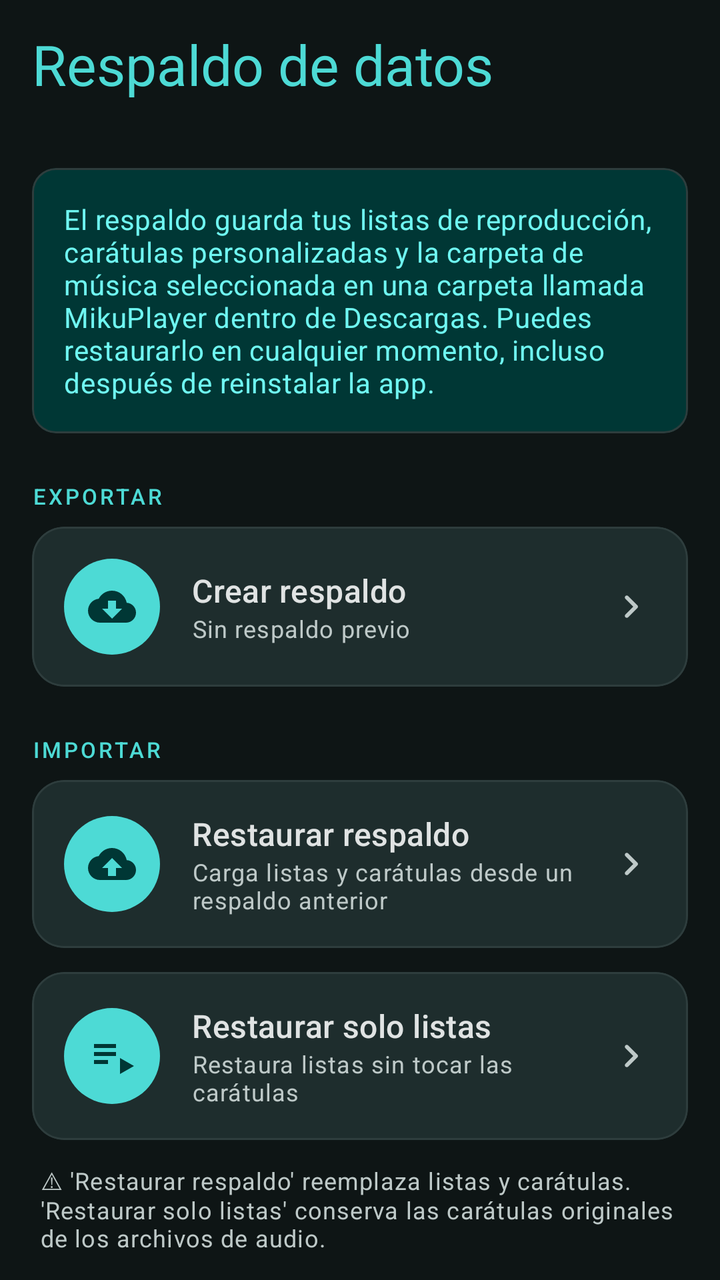
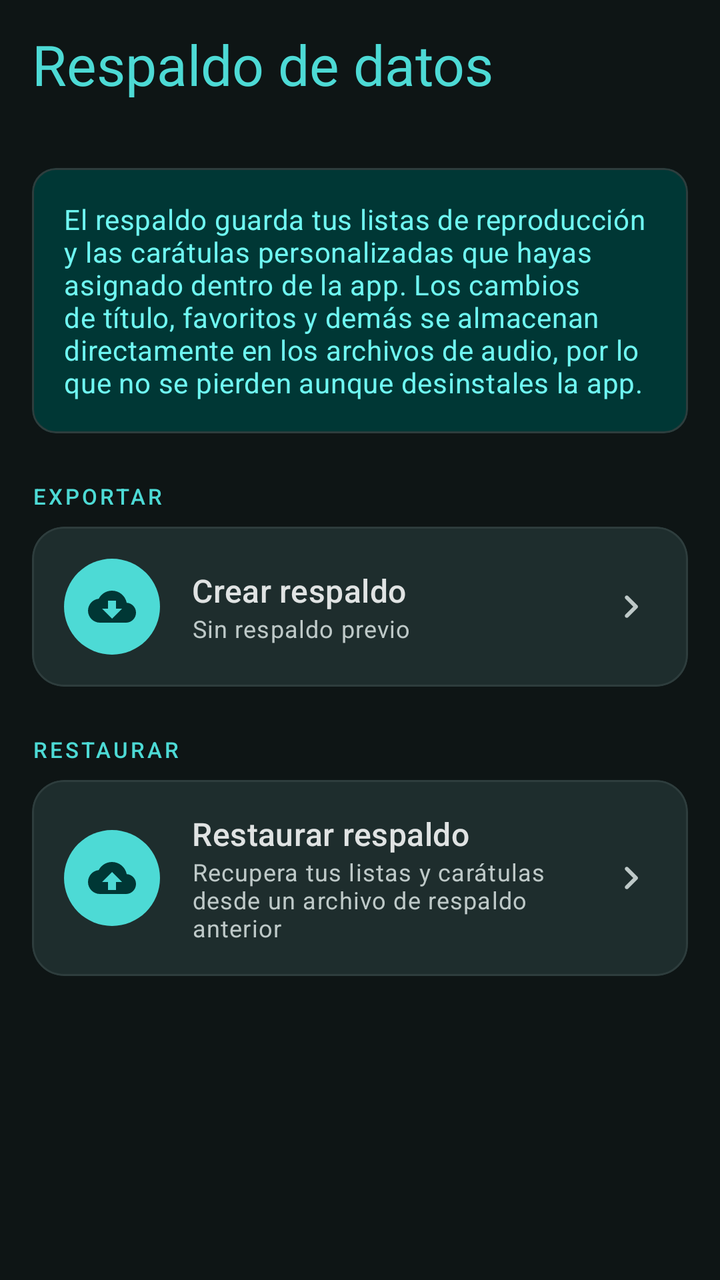

The first picture is an Android layout as it rendered before a commit; the second is the same layout after the commit. The layout source and the unified diff follow.
<!-- AndroidManifest.xml: application theme Theme.MikuPlayer -->
<!-- res/layout/activity_backup.xml -->
<?xml version="1.0" encoding="utf-8"?>
<androidx.coordinatorlayout.widget.CoordinatorLayout
    xmlns:android="http://schemas.android.com/apk/res/android"
    xmlns:app="http://schemas.android.com/apk/res-auto"
    android:layout_width="match_parent"
    android:layout_height="match_parent"
    android:background="@color/md_theme_background">

    <com.google.android.material.appbar.AppBarLayout
        android:layout_width="match_parent"
        android:layout_height="wrap_content"
        android:background="@color/md_theme_surface"
        app:elevation="0dp">
        <com.google.android.material.appbar.MaterialToolbar
            android:id="@+id/toolbar"
            android:layout_width="match_parent"
            android:layout_height="64dp"
            app:title="Respaldo de datos"
            app:titleTextColor="@color/md_theme_primary"
            app:titleTextAppearance="@style/TextAppearance.Material3.HeadlineMedium" />
    </com.google.android.material.appbar.AppBarLayout>

    <androidx.core.widget.NestedScrollView
        android:layout_width="match_parent"
        android:layout_height="match_parent"
        app:layout_behavior="@string/appbar_scrolling_view_behavior">

        <LinearLayout
            android:layout_width="match_parent"
            android:layout_height="wrap_content"
            android:orientation="vertical"
            android:paddingHorizontal="16dp"
            android:paddingTop="20dp"
            android:paddingBottom="40dp">

            
            <com.google.android.material.card.MaterialCardView
                android:layout_width="match_parent"
                android:layout_height="wrap_content"
                android:layout_marginBottom="24dp"
                app:cardBackgroundColor="@color/miku_teal_container"
                app:cardCornerRadius="12dp"
                app:cardElevation="0dp">
                <TextView
                    android:layout_width="match_parent"
                    android:layout_height="wrap_content"
                    android:padding="16dp"
                    android:text="El respaldo guarda tus listas de reproducción, carátulas personalizadas y la carpeta de música seleccionada en una carpeta llamada MikuPlayer dentro de Descargas. Puedes restaurarlo en cualquier momento, incluso después de reinstalar la app."
                    android:textAppearance="@style/TextAppearance.Material3.BodyMedium"
                    android:textColor="@color/miku_on_teal_container" />
            </com.google.android.material.card.MaterialCardView>

            
            <TextView
                android:layout_width="wrap_content"
                android:layout_height="wrap_content"
                android:text="EXPORTAR"
                android:textAppearance="@style/TextAppearance.Material3.LabelSmall"
                android:textColor="@color/md_theme_primary"
                android:letterSpacing="0.12"
                android:layout_marginBottom="8dp" />

            <com.google.android.material.card.MaterialCardView
                android:id="@+id/cardExport"
                android:layout_width="match_parent"
                android:layout_height="wrap_content"
                android:layout_marginBottom="24dp"
                android:clickable="true"
                android:focusable="true"
                app:cardBackgroundColor="@color/md_theme_surfaceVariant"
                app:cardCornerRadius="16dp"
                app:cardElevation="0dp">
                <LinearLayout
                    android:layout_width="match_parent"
                    android:layout_height="wrap_content"
                    android:gravity="center_vertical"
                    android:orientation="horizontal"
                    android:padding="16dp">
                    <FrameLayout
                        android:layout_width="48dp"
                        android:layout_height="48dp"
                        android:background="@drawable/bg_icon_circle_primary">
                        <ImageView
                            android:layout_width="24dp"
                            android:layout_height="24dp"
                            android:layout_gravity="center"
                            android:src="@drawable/ic_backup"
                            android:tint="@color/md_theme_onPrimary" />
                    </FrameLayout>
                    <LinearLayout
                        android:layout_width="0dp"
                        android:layout_height="wrap_content"
                        android:layout_marginStart="16dp"
                        android:layout_weight="1"
                        android:orientation="vertical">
                        <TextView
                            android:layout_width="wrap_content"
                            android:layout_height="wrap_content"
                            android:text="Crear respaldo"
                            android:textAppearance="@style/TextAppearance.Material3.TitleMedium"
                            android:textColor="@color/md_theme_onSurface" />
                        <TextView
                            android:id="@+id/tvLastBackup"
                            android:layout_width="wrap_content"
                            android:layout_height="wrap_content"
                            android:text="Sin respaldo previo"
                            android:textAppearance="@style/TextAppearance.Material3.BodySmall"
                            android:textColor="@color/md_theme_onSurfaceVariant" />
                    </LinearLayout>
                    <ImageView
                        android:layout_width="24dp"
                        android:layout_height="24dp"
                        android:src="@drawable/ic_chevron_right"
                        android:tint="@color/md_theme_onSurfaceVariant" />
                </LinearLayout>
            </com.google.android.material.card.MaterialCardView>

            
            <TextView
                android:layout_width="wrap_content"
                android:layout_height="wrap_content"
                android:text="IMPORTAR"
                android:textAppearance="@style/TextAppearance.Material3.LabelSmall"
                android:textColor="@color/md_theme_primary"
                android:letterSpacing="0.12"
                android:layout_marginBottom="8dp" />

            <com.google.android.material.card.MaterialCardView
                android:id="@+id/cardImport"
                android:layout_width="match_parent"
                android:layout_height="wrap_content"
                android:layout_marginBottom="12dp"
                android:clickable="true"
                android:focusable="true"
                app:cardBackgroundColor="@color/md_theme_surfaceVariant"
                app:cardCornerRadius="16dp"
                app:cardElevation="0dp">
                <LinearLayout
                    android:layout_width="match_parent"
                    android:layout_height="wrap_content"
                    android:gravity="center_vertical"
                    android:orientation="horizontal"
                    android:padding="16dp">
                    <FrameLayout
                        android:layout_width="48dp"
                        android:layout_height="48dp"
                        android:background="@drawable/bg_icon_circle_primary">
                        <ImageView
                            android:layout_width="24dp"
                            android:layout_height="24dp"
                            android:layout_gravity="center"
                            android:src="@drawable/ic_restore"
                            android:tint="@color/md_theme_onPrimary" />
                    </FrameLayout>
                    <LinearLayout
                        android:layout_width="0dp"
                        android:layout_height="wrap_content"
                        android:layout_marginStart="16dp"
                        android:layout_weight="1"
                        android:orientation="vertical">
                        <TextView
                            android:layout_width="wrap_content"
                            android:layout_height="wrap_content"
                            android:text="Restaurar respaldo"
                            android:textAppearance="@style/TextAppearance.Material3.TitleMedium"
                            android:textColor="@color/md_theme_onSurface" />
                        <TextView
                            android:layout_width="wrap_content"
                            android:layout_height="wrap_content"
                            android:text="Carga listas y carátulas desde un respaldo anterior"
                            android:textAppearance="@style/TextAppearance.Material3.BodySmall"
                            android:textColor="@color/md_theme_onSurfaceVariant" />
                    </LinearLayout>
                    <ImageView
                        android:layout_width="24dp"
                        android:layout_height="24dp"
                        android:src="@drawable/ic_chevron_right"
                        android:tint="@color/md_theme_onSurfaceVariant" />
                </LinearLayout>
            </com.google.android.material.card.MaterialCardView>


            <com.google.android.material.card.MaterialCardView
                android:id="@+id/cardImportListsOnly"
                android:layout_width="match_parent"
                android:layout_height="wrap_content"
                android:layout_marginBottom="12dp"
                android:clickable="true"
                android:focusable="true"
                app:cardBackgroundColor="@color/md_theme_surfaceVariant"
                app:cardCornerRadius="16dp"
                app:cardElevation="0dp">
                <LinearLayout
                    android:layout_width="match_parent"
                    android:layout_height="wrap_content"
                    android:gravity="center_vertical"
                    android:orientation="horizontal"
                    android:padding="16dp">
                    <FrameLayout
                        android:layout_width="48dp"
                        android:layout_height="48dp"
                        android:background="@drawable/bg_icon_circle_primary">
                        <ImageView
                            android:layout_width="24dp"
                            android:layout_height="24dp"
                            android:layout_gravity="center"
                            android:src="@drawable/ic_playlist_play"
                            android:tint="@color/md_theme_onPrimary" />
                    </FrameLayout>
                    <LinearLayout
                        android:layout_width="0dp"
                        android:layout_height="wrap_content"
                        android:layout_marginStart="16dp"
                        android:layout_weight="1"
                        android:orientation="vertical">
                        <TextView
                            android:layout_width="wrap_content"
                            android:layout_height="wrap_content"
                            android:text="Restaurar solo listas"
                            android:textAppearance="@style/TextAppearance.Material3.TitleMedium"
                            android:textColor="@color/md_theme_onSurface" />
                        <TextView
                            android:layout_width="wrap_content"
                            android:layout_height="wrap_content"
                            android:text="Restaura listas sin tocar las carátulas"
                            android:textAppearance="@style/TextAppearance.Material3.BodySmall"
                            android:textColor="@color/md_theme_onSurfaceVariant" />
                    </LinearLayout>
                    <ImageView
                        android:layout_width="24dp"
                        android:layout_height="24dp"
                        android:src="@drawable/ic_chevron_right"
                        android:tint="@color/md_theme_onSurfaceVariant" />
                </LinearLayout>
            </com.google.android.material.card.MaterialCardView>

            <TextView
                android:layout_width="wrap_content"
                android:layout_height="wrap_content"
                android:text="⚠ 'Restaurar respaldo' reemplaza listas y carátulas. 'Restaurar solo listas' conserva las carátulas originales de los archivos de audio."
                android:textAppearance="@style/TextAppearance.Material3.BodySmall"
                android:textColor="@color/md_theme_onSurfaceVariant"
                android:paddingHorizontal="4dp" />

        </LinearLayout>
    </androidx.core.widget.NestedScrollView>

    
    <FrameLayout
        android:id="@+id/progressOverlay"
        android:layout_width="match_parent"
        android:layout_height="match_parent"
        android:background="#99000000"
        android:visibility="gone">
        <LinearLayout
            android:layout_width="wrap_content"
            android:layout_height="wrap_content"
            android:layout_gravity="center"
            android:orientation="vertical"
            android:gravity="center"
            android:padding="32dp"
            android:background="@drawable/bg_icon_circle_primary">
            <ProgressBar
                android:id="@+id/progressBar"
                android:layout_width="48dp"
                android:layout_height="48dp"
                android:indeterminateTint="@color/md_theme_onPrimary" />
            <TextView
                android:id="@+id/tvProgress"
                android:layout_width="wrap_content"
                android:layout_height="wrap_content"
                android:layout_marginTop="12dp"
                android:text="Procesando..."
                android:textColor="@color/md_theme_onPrimary"
                android:textAppearance="@style/TextAppearance.Material3.BodyMedium" />
        </LinearLayout>
    </FrameLayout>

</androidx.coordinatorlayout.widget.CoordinatorLayout>
<!-- resources referenced by this layout -->
<resources>
  <color name="md_theme_background">#0E1515</color>
  <color name="md_theme_onPrimary">#003735</color>
  <color name="md_theme_onSurface">#E0E3E3</color>
  <color name="md_theme_onSurfaceVariant">#BEC9C8</color>
  <color name="md_theme_primary">#4DDAD5</color>
  <color name="md_theme_surface">#0E1515</color>
  <color name="md_theme_surfaceVariant">#1E2D2D</color>
  <color name="miku_on_teal_container">#6FF7F2</color>
  <color name="miku_teal_container">#003735</color>
  <!-- drawable bg_icon_circle_primary (drawable) -->
  <?xml version="1.0" encoding="utf-8"?>
  <shape xmlns:android="http://schemas.android.com/apk/res/android"
      android:shape="oval">
      <solid android:color="?attr/colorPrimary" />
      <alpha android:alpha="0.15" />
  </shape>
  <!-- drawable ic_backup (drawable) -->
  <vector xmlns:android="http://schemas.android.com/apk/res/android"
      android:width="24dp" android:height="24dp"
      android:viewportWidth="24" android:viewportHeight="24">
      <path android:fillColor="@color/md_theme_onPrimary"
          android:pathData="M19.35,10.04C18.67,6.59 15.64,4 12,4 9.11,4 6.6,5.64 5.35,8.04 2.34,8.36 0,10.91 0,14c0,3.31 2.69,6 6,6h13c2.76,0 5,-2.24 5,-5 0,-2.64 -2.05,-4.78 -4.65,-4.96zM17,13l-5,5 -5,-5h3V9h4v4h3z"/>
  </vector>
  <!-- drawable ic_chevron_right (drawable) -->
  <vector xmlns:android="http://schemas.android.com/apk/res/android" android:autoMirrored="true" android:height="24dp"  android:viewportHeight="960" android:viewportWidth="960" android:width="24dp">
        
      <path android:fillColor="@android:color/white" android:pathData="M504,480L348,324Q337,313 337,296Q337,279 348,268Q359,257 376,257Q393,257 404,268L588,452Q594,458 596.5,465Q599,472 599,480Q599,488 596.5,495Q594,502 588,508L404,692Q393,703 376,703Q359,703 348,692Q337,681 337,664Q337,647 348,636L504,480Z"/>
      
  </vector>
  <!-- drawable ic_playlist_play (drawable) -->
  <vector xmlns:android="http://schemas.android.com/apk/res/android"
      android:width="24dp"
      android:height="24dp"
      android:viewportWidth="24"
      android:viewportHeight="24">
      <path
          android:fillColor="@color/md_theme_onSurface"
          android:pathData="M3,10h11v2H3V10zM3,6h11v2H3V6zM3,14h7v2H3V14zM16,13l7,4 -7,4V13z"/>
  </vector>
  <!-- drawable ic_restore (drawable) -->
  <vector xmlns:android="http://schemas.android.com/apk/res/android"
      android:width="24dp" android:height="24dp"
      android:viewportWidth="24" android:viewportHeight="24">
      <path android:fillColor="@color/md_theme_onPrimary"
          android:pathData="M19.35,10.04C18.67,6.59 15.64,4 12,4 9.11,4 6.6,5.64 5.35,8.04 2.34,8.36 0,10.91 0,14c0,3.31 2.69,6 6,6h13c2.76,0 5,-2.24 5,-5 0,-2.64 -2.05,-4.78 -4.65,-4.96zM12,9l5,5h-3v4H10v-4H7l5,-5z"/>
  </vector>
  <color name="md_theme_primaryContainer">#00504E</color>
  <color name="md_theme_onPrimaryContainer">#6FF7F2</color>
  <color name="md_theme_secondary">#B0CCCB</color>
  <color name="md_theme_onSecondary">#1B3534</color>
  <color name="md_theme_secondaryContainer">#324B4B</color>
  <color name="md_theme_onSecondaryContainer">#CCE8E7</color>
  <color name="md_theme_tertiary">#A2C9FE</color>
  <color name="md_theme_onTertiary">#073153</color>
  <color name="md_theme_tertiaryContainer">#254872</color>
  <color name="md_theme_onTertiaryContainer">#D2E4FF</color>
  <color name="md_theme_error">#FFB4AB</color>
  <color name="md_theme_onError">#690005</color>
  <color name="md_theme_errorContainer">#93000A</color>
  <color name="md_theme_onErrorContainer">#FFDAD6</color>
  <color name="md_theme_onBackground">#E0E3E3</color>
  <color name="md_theme_outline">#889392</color>
  <color name="md_theme_outlineVariant">#2E3D3D</color>
  <!-- unchanged entries left out for length: 1 -->
</resources>

<!-- the commit's change to res/layout/activity_backup.xml (unified diff, before → after) -->
@@ -45,7 +45,7 @@
                     android:layout_width="match_parent"
                     android:layout_height="wrap_content"
                     android:padding="16dp"
-                    android:text="El respaldo guarda tus listas de reproducción, carátulas personalizadas y la carpeta de música seleccionada en una carpeta llamada MikuPlayer dentro de Descargas. Puedes restaurarlo en cualquier momento, incluso después de reinstalar la app."
+                    android:text="El respaldo guarda tus listas de reproducción y las carátulas personalizadas que hayas asignado dentro de la app. Los cambios de título, favoritos y demás se almacenan directamente en los archivos de audio, por lo que no se pierden aunque desinstales la app."
                     android:textAppearance="@style/TextAppearance.Material3.BodyMedium"
                     android:textColor="@color/miku_on_teal_container" />
             </com.google.android.material.card.MaterialCardView>
@@ -119,7 +119,7 @@
             <TextView
                 android:layout_width="wrap_content"
                 android:layout_height="wrap_content"
-                android:text="IMPORTAR"
+                android:text="RESTAURAR"
                 android:textAppearance="@style/TextAppearance.Material3.LabelSmall"
                 android:textColor="@color/md_theme_primary"
                 android:letterSpacing="0.12"
@@ -167,7 +167,7 @@
                         <TextView
                             android:layout_width="wrap_content"
                             android:layout_height="wrap_content"
-                            android:text="Carga listas y carátulas desde un respaldo anterior"
+                            android:text="Recupera tus listas y carátulas desde un archivo de respaldo anterior"
                             android:textAppearance="@style/TextAppearance.Material3.BodySmall"
                             android:textColor="@color/md_theme_onSurfaceVariant" />
                     </LinearLayout>
@@ -178,69 +178,6 @@
                         android:tint="@color/md_theme_onSurfaceVariant" />
                 </LinearLayout>
             </com.google.android.material.card.MaterialCardView>
-
-
-            <com.google.android.material.card.MaterialCardView
-                android:id="@+id/cardImportListsOnly"
-                android:layout_width="match_parent"
-                android:layout_height="wrap_content"
-                android:layout_marginBottom="12dp"
-                android:clickable="true"
-                android:focusable="true"
-                app:cardBackgroundColor="@color/md_theme_surfaceVariant"
-                app:cardCornerRadius="16dp"
-                app:cardElevation="0dp">
-                <LinearLayout
-                    android:layout_width="match_parent"
-                    android:layout_height="wrap_content"
-                    android:gravity="center_vertical"
-                    android:orientation="horizontal"
-                    android:padding="16dp">
-                    <FrameLayout
-                        android:layout_width="48dp"
-                        android:layout_height="48dp"
-                        android:background="@drawable/bg_icon_circle_primary">
-                        <ImageView
-                            android:layout_width="24dp"
-                            android:layout_height="24dp"
-                            android:layout_gravity="center"
-                            android:src="@drawable/ic_playlist_play"
-                            android:tint="@color/md_theme_onPrimary" />
-                    </FrameLayout>
-                    <LinearLayout
-                        android:layout_width="0dp"
-                        android:layout_height="wrap_content"
-                        android:layout_marginStart="16dp"
-                        android:layout_weight="1"
-                        android:orientation="vertical">
-                        <TextView
-                            android:layout_width="wrap_content"
-                            android:layout_height="wrap_content"
-                            android:text="Restaurar solo listas"
-                            android:textAppearance="@style/TextAppearance.Material3.TitleMedium"
-                            android:textColor="@color/md_theme_onSurface" />
-                        <TextView
-                            android:layout_width="wrap_content"
-                            android:layout_height="wrap_content"
-                            android:text="Restaura listas sin tocar las carátulas"
-                            android:textAppearance="@style/TextAppearance.Material3.BodySmall"
-                            android:textColor="@color/md_theme_onSurfaceVariant" />
-                    </LinearLayout>
-                    <ImageView
-                        android:layout_width="24dp"
-                        android:layout_height="24dp"
-                        android:src="@drawable/ic_chevron_right"
-                        android:tint="@color/md_theme_onSurfaceVariant" />
-                </LinearLayout>
-            </com.google.android.material.card.MaterialCardView>
-
-            <TextView
-                android:layout_width="wrap_content"
-                android:layout_height="wrap_content"
-                android:text="⚠ 'Restaurar respaldo' reemplaza listas y carátulas. 'Restaurar solo listas' conserva las carátulas originales de los archivos de audio."
-                android:textAppearance="@style/TextAppearance.Material3.BodySmall"
-                android:textColor="@color/md_theme_onSurfaceVariant"
-                android:paddingHorizontal="4dp" />
 
         </LinearLayout>
     </androidx.core.widget.NestedScrollView>
<!-- resource entries referenced after the edit -->
@@ -29,16 +29,6 @@
       <path android:fillColor="@android:color/white" android:pathData="M504,480L348,324Q337,313 337,296Q337,279 348,268Q359,257 376,257Q393,257 404,268L588,452Q594,458 596.5,465Q599,472 599,480Q599,488 596.5,495Q594,502 588,508L404,692Q393,703 376,703Q359,703 348,692Q337,681 337,664Q337,647 348,636L504,480Z"/>
       
   </vector>
-  <!-- drawable ic_playlist_play (drawable) -->
-  <vector xmlns:android="http://schemas.android.com/apk/res/android"
-      android:width="24dp"
-      android:height="24dp"
-      android:viewportWidth="24"
-      android:viewportHeight="24">
-      <path
-          android:fillColor="@color/md_theme_onSurface"
-          android:pathData="M3,10h11v2H3V10zM3,6h11v2H3V6zM3,14h7v2H3V14zM16,13l7,4 -7,4V13z"/>
-  </vector>
   <!-- drawable ic_restore (drawable) -->
   <vector xmlns:android="http://schemas.android.com/apk/res/android"
       android:width="24dp" android:height="24dp"
